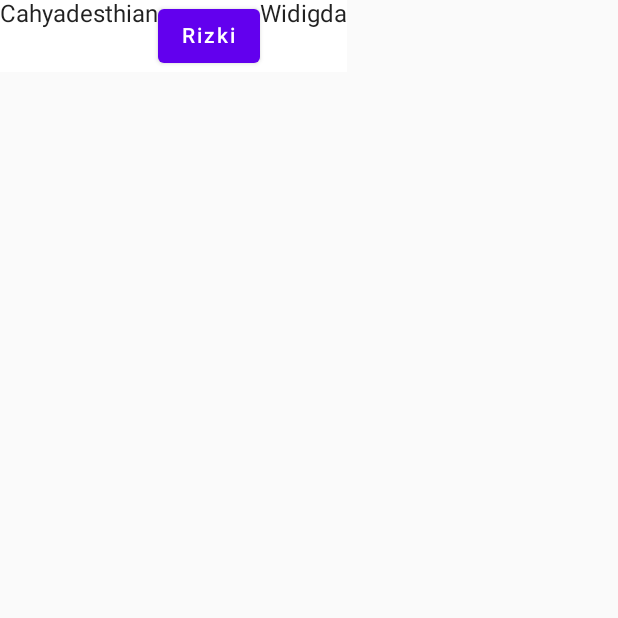
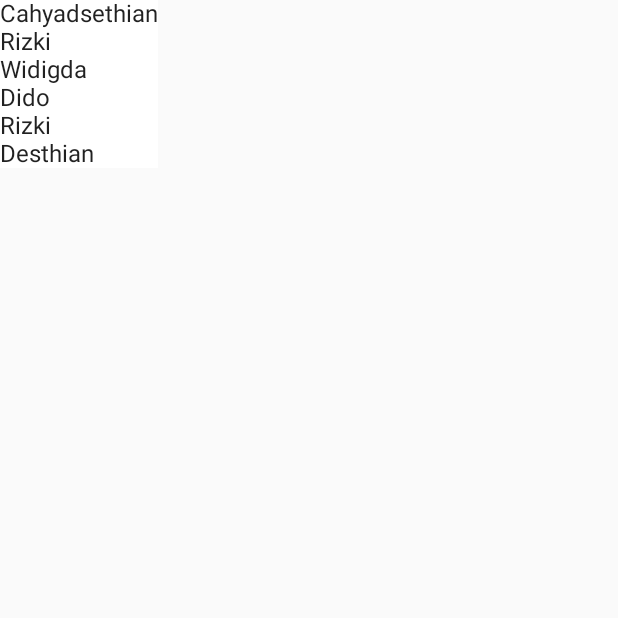
Before and after one commit to widigdacahya/NewsAppCompose_UPNVJ, an Android app built with Jetpack Compose: the screen it shows after launch (MainActivity), on a phone screen of 412 x 824 dp, the top half of it. Run offline under Robolectric (Android 15) with nearby library versions, the phone set to English and light mode, and no system bars.

Commit message:
lazyColumn
like recyler view but sudah lazy, cuman load saat data mau ditampilkan

```diff
--- a/first/app/src/main/java/com/cahyadesthian/introcompose/MainActivity.kt
+++ b/first/app/src/main/java/com/cahyadesthian/introcompose/MainActivity.kt
@@ -4,10 +4,9 @@ import android.os.Bundle
 import androidx.activity.ComponentActivity
 import androidx.activity.compose.setContent
 import androidx.compose.foundation.Image
-import androidx.compose.foundation.layout.Column
-import androidx.compose.foundation.layout.Row
-import androidx.compose.foundation.layout.fillMaxSize
-import androidx.compose.foundation.layout.size
+import androidx.compose.foundation.background
+import androidx.compose.foundation.layout.*
+import androidx.compose.foundation.lazy.LazyColumn
 import androidx.compose.material.Button
 import androidx.compose.material.MaterialTheme
 import androidx.compose.material.Surface
@@ -37,12 +36,13 @@ class MainActivity : ComponentActivity() {
                     // Pascal Case untuk nama component -> besar di awal misal FirstName
                     // camelCase untuk attribut
 
-                    Row() {
-                        Text(text= "Cahyadesthian")
-                        Button(onClick = { /**/ }) {
-                            Text(text = "Rizki")
+                    val names = listOf("Cahyadsethian","Rizki","Widigda","Dido","Rizki","Desthian")
+
+
+                    LazyColumn() {
+                        items(names.size) { index ->
+                            Text(names[index])
                         }
-                        Text(text = "Widigda")
                     }
 
                 }
```
